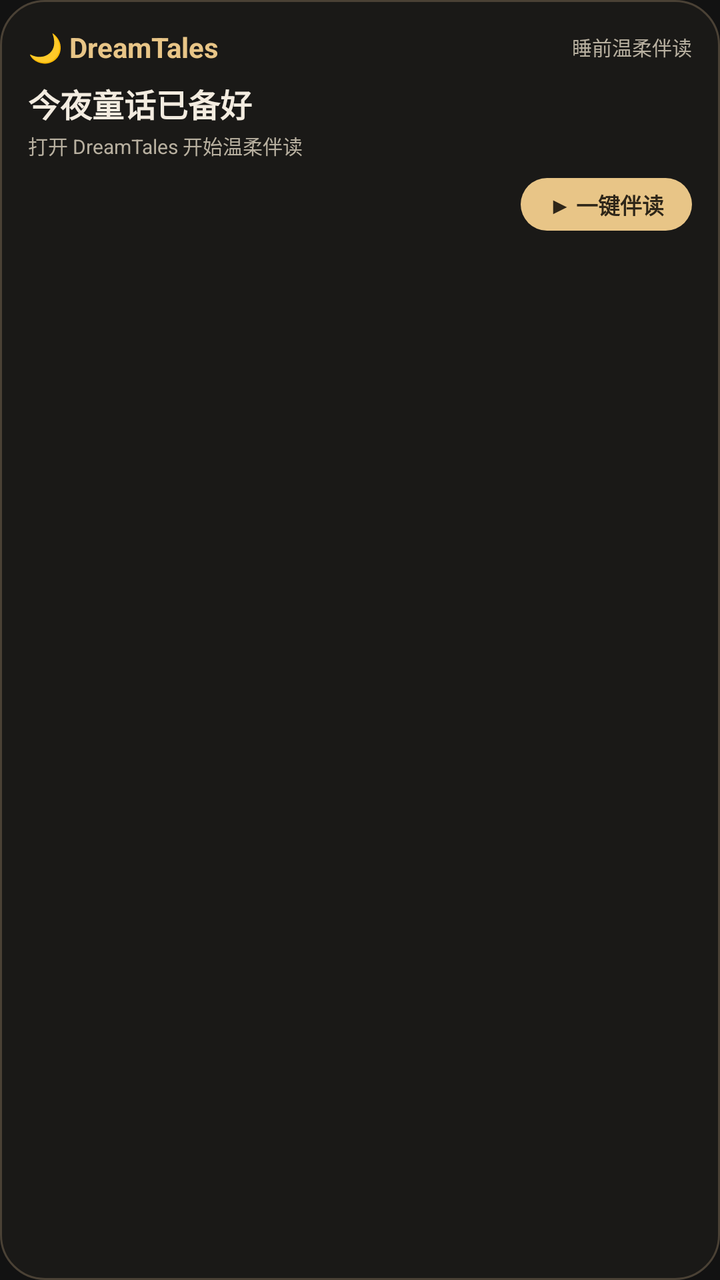
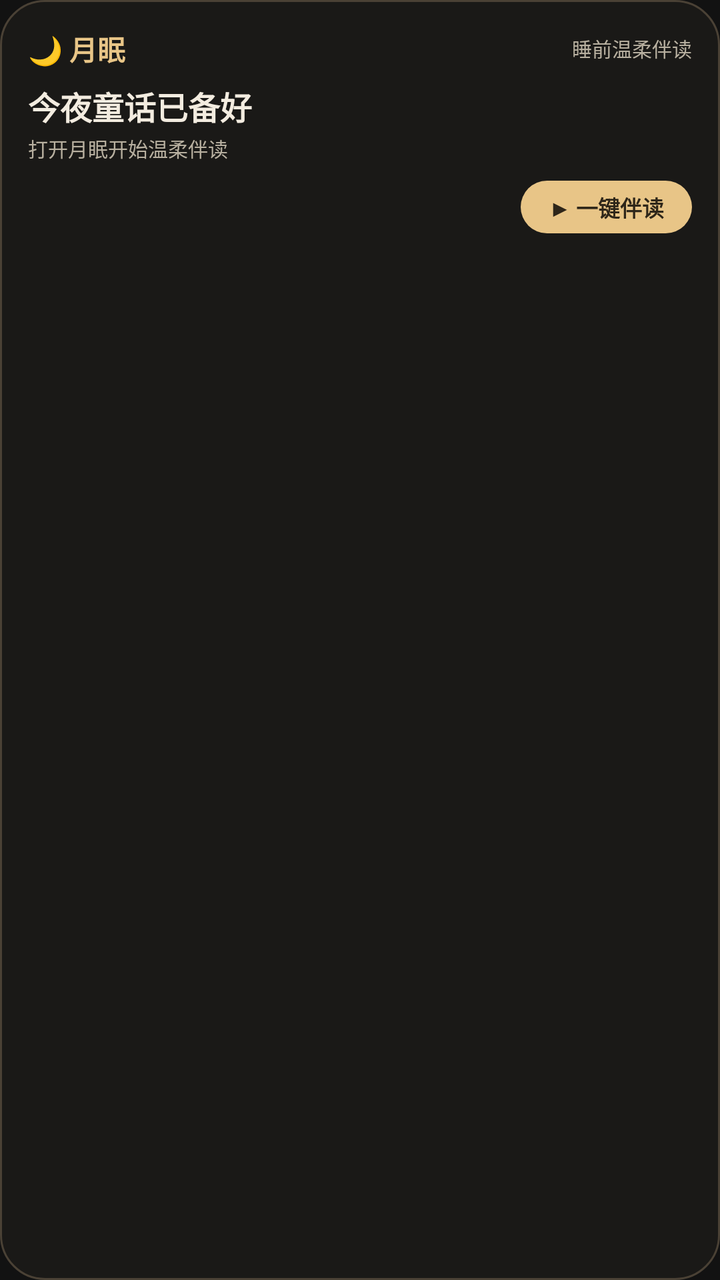

Compare the two renders of this Android layout. The source of the first and the diff that turns it into the second are given below.
<!-- AndroidManifest.xml: application theme Theme.DreamTales -->
<!-- res/layout/widget_dreamtales.xml -->
<?xml version="1.0" encoding="utf-8"?>
<LinearLayout xmlns:android="http://schemas.android.com/apk/res/android"
    android:id="@+id/widget_root"
    android:layout_width="match_parent"
    android:layout_height="match_parent"
    android:background="@drawable/widget_background"
    android:orientation="vertical"
    android:padding="14dp">

    <LinearLayout
        android:layout_width="match_parent"
        android:layout_height="wrap_content"
        android:gravity="center_vertical"
        android:orientation="horizontal">

        <TextView
            android:layout_width="wrap_content"
            android:layout_height="wrap_content"
            android:text="🌙 DreamTales"
            android:textColor="#E8C587"
            android:textSize="14sp"
            android:textStyle="bold" />

        <TextView
            android:layout_width="match_parent"
            android:layout_height="wrap_content"
            android:gravity="end"
            android:text="睡前温柔伴读"
            android:textColor="#B8B0A0"
            android:textSize="10sp" />
    </LinearLayout>

    <TextView
        android:id="@+id/widget_story_title"
        android:layout_width="match_parent"
        android:layout_height="wrap_content"
        android:layout_marginTop="7dp"
        android:ellipsize="end"
        android:maxLines="1"
        android:text="今夜童话已备好"
        android:textColor="#F3ECE0"
        android:textSize="16sp"
        android:textStyle="bold" />

    <TextView
        android:id="@+id/widget_story_subtitle"
        android:layout_width="match_parent"
        android:layout_height="wrap_content"
        android:layout_marginTop="2dp"
        android:ellipsize="end"
        android:maxLines="1"
        android:text="打开 DreamTales 开始温柔伴读"
        android:textColor="#B8B0A0"
        android:textSize="10sp" />

    <TextView
        android:id="@+id/widget_play_button"
        android:layout_width="wrap_content"
        android:layout_height="wrap_content"
        android:layout_gravity="end"
        android:layout_marginTop="9dp"
        android:background="@drawable/widget_button_background"
        android:paddingStart="14dp"
        android:paddingTop="5dp"
        android:paddingEnd="14dp"
        android:paddingBottom="5dp"
        android:text="▶ 一键伴读"
        android:textColor="#2E2619"
        android:textSize="11sp"
        android:textStyle="bold" />
</LinearLayout>
<!-- resources referenced by this layout -->
<resources>
  <!-- drawable widget_background (drawable) -->
  <?xml version="1.0" encoding="utf-8"?>
  <shape xmlns:android="http://schemas.android.com/apk/res/android"
      android:shape="rectangle">
      <solid android:color="#1A1917" />
      <corners android:radius="22dp" />
      <stroke
          android:width="1dp"
          android:color="#4A4135" />
  </shape>
  <!-- drawable widget_button_background (drawable) -->
  <?xml version="1.0" encoding="utf-8"?>
  <shape xmlns:android="http://schemas.android.com/apk/res/android"
      android:shape="rectangle">
      <solid android:color="#E8C587" />
      <corners android:radius="18dp" />
  </shape>
  <style name="Theme.DreamTales" parent="android:Theme.Material.NoActionBar">
          <item name="android:windowBackground">@color/background_dark</item>
          <item name="android:statusBarColor">@color/background_dark</item>
          <item name="android:navigationBarColor">@color/background_dark</item>
          <item name="android:windowLightStatusBar">false</item>
      </style>
  <color name="background_dark">#121212</color>
</resources>

<!-- the commit's change to res/layout/widget_dreamtales.xml (unified diff, before → after) -->
@@ -16,7 +16,7 @@
         <TextView
             android:layout_width="wrap_content"
             android:layout_height="wrap_content"
-            android:text="🌙 DreamTales"
+            android:text="🌙 月眠"
             android:textColor="#E8C587"
             android:textSize="14sp"
             android:textStyle="bold" />
@@ -49,7 +49,7 @@
         android:layout_marginTop="2dp"
         android:ellipsize="end"
         android:maxLines="1"
-        android:text="打开 DreamTales 开始温柔伴读"
+        android:text="打开月眠开始温柔伴读"
         android:textColor="#B8B0A0"
         android:textSize="10sp" />
 
